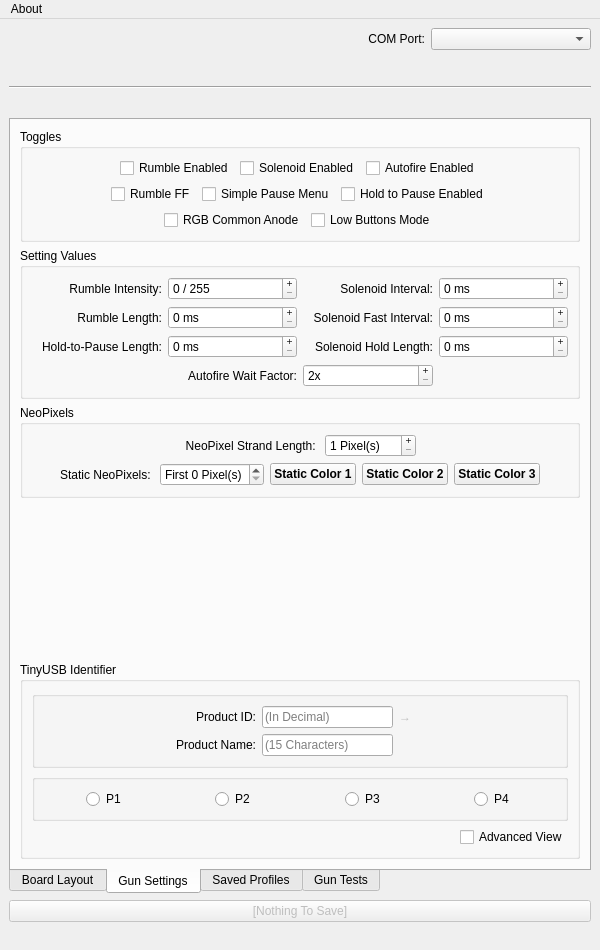
Old version of the form guiwindow.ui in the repository bebu/OpenFIRE-App.
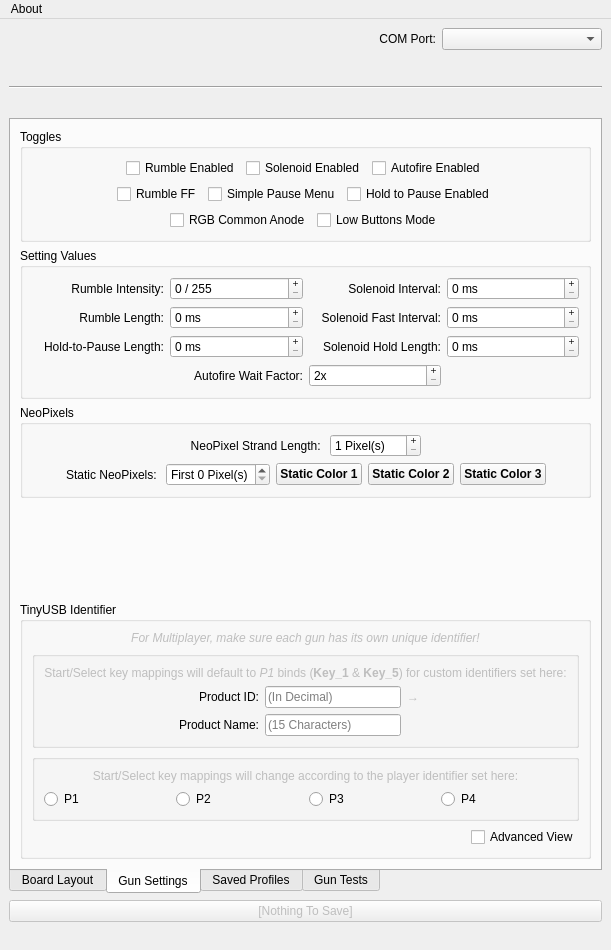
New version of the form. The open tabs and pages were chosen to show the change. Icons and pictures are not drawn.

Commit message:
Main UI form tweaks
- TinyUSB identifier now has a small caption clarifying the need for different guns to have different identifiers for multiplayer. Should hopefully reduce faults from people that don't RTFM
- Both TinyUSB Identifier views now has a small header clarifying how the Start & Select buttons will be mapped relative to the selection/view, which is accurate as of OpenFIREfw v5.0-rc3
- Tweaked the Autofire tooltip added by 97712c6 for grammar

```diff
--- a/guiwindow.ui
+++ b/guiwindow.ui
@@ -830,6 +830,24 @@
            <string>TinyUSB Identifier</string>
           </property>
           <layout class="QVBoxLayout" name="verticalLayout_12">
+           <item>
+            <widget class="QLabel" name="label_6">
+             <property name="enabled">
+              <bool>false</bool>
+             </property>
+             <property name="font">
+              <font>
+               <italic>true</italic>
+              </font>
+             </property>
+             <property name="text">
+              <string>For Multiplayer, make sure each gun has its own unique identifier!</string>
+             </property>
+             <property name="alignment">
+              <set>Qt::AlignmentFlag::AlignCenter</set>
+             </property>
+            </widget>
+           </item>
            <item>
             <widget class="QGroupBox" name="tUSBLayoutAdvanced">
              <property name="font">
@@ -846,7 +864,61 @@
              <property name="flat">
               <bool>true</bool>
              </property>
-             <layout class="QGridLayout" name="gridLayout">
+             <layout class="QVBoxLayout" name="verticalLayout_14">
+              <item>
+               <widget class="QLabel" name="label_15">
+                <property name="enabled">
+                 <bool>false</bool>
+                </property>
+                <property name="text">
+                 <string>&lt;html&gt;&lt;head/&gt;&lt;body&gt;&lt;p&gt;Start/Select key mappings will default to &lt;span style=&quot; font-style:italic;&quot;&gt;P1&lt;/span&gt; binds (&lt;span style=&quot; font-weight:700;&quot;&gt;Key_1&lt;/span&gt; &amp;amp; &lt;span style=&quot; font-weight:700;&quot;&gt;Key_5&lt;/span&gt;) for custom identifiers set here:&lt;/p&gt;&lt;/body&gt;&lt;/html&gt;</string>
+                </property>
+                <property name="alignment">
+                 <set>Qt::AlignmentFlag::AlignCenter</set>
+                </property>
+               </widget>
+              </item>
+              <item>
+               <layout class="QGridLayout" name="gridLayout_2">
+                <item row="0" column="5">
+                 <spacer name="horizontalSpacer_8">
+                  <property name="orientation">
+                   <enum>Qt::Orientation::Horizontal</enum>
+                  </property>
+                  <property name="sizeHint" stdset="0">
+                   <size>
+                    <width>40</width>
+                    <height>20</height>
+                   </size>
+                  </property>
+                 </spacer>
+                </item>
+                <item row="0" column="3">
+                 <widget class="QLabel" name="label_14">
+                  <property name="enabled">
+                   <bool>false</bool>
+                  </property>
+                  <property name="text">
+                   <string>→</string>
+                  </property>
+                  <property name="textFormat">
+                   <enum>Qt::TextFormat::PlainText</enum>
+                  </property>
+                 </widget>
+                </item>
+                <item row="0" column="1">
+                 <widget class="QLabel" name="label_11">
+                  <property name="text">
+                   <string>Product ID:</string>
+                  </property>
+                  <property name="textFormat">
+                   <enum>Qt::TextFormat::PlainText</enum>
+                  </property>
+                  <property name="alignment">
+                   <set>Qt::AlignmentFlag::AlignRight|Qt::AlignmentFlag::AlignTrailing|Qt::AlignmentFlag::AlignVCenter</set>
+                  </property>
+                 </widget>
+                </item>
               <item row="0" column="2">
                <widget class="QLineEdit" name="productIdInput">
                 <property name="toolTip">
@@ -901,19 +973,6 @@
                 </property>
                </widget>
               </item>
-              <item row="0" column="1">
-               <widget class="QLabel" name="label_11">
-                <property name="text">
-                 <string>Product ID:</string>
-                </property>
-                <property name="textFormat">
-                 <enum>Qt::TextFormat::PlainText</enum>
-                </property>
-                <property name="alignment">
-                 <set>Qt::AlignmentFlag::AlignRight|Qt::AlignmentFlag::AlignTrailing|Qt::AlignmentFlag::AlignVCenter</set>
-                </property>
-               </widget>
-              </item>
               <item row="1" column="1">
                <widget class="QLabel" name="label_12">
                 <property name="text">
@@ -927,32 +986,6 @@
                 </property>
                </widget>
               </item>
-              <item row="0" column="5">
-               <spacer name="horizontalSpacer_8">
-                <property name="orientation">
-                 <enum>Qt::Orientation::Horizontal</enum>
-                </property>
-                <property name="sizeHint" stdset="0">
-                 <size>
-                  <width>40</width>
-                  <height>20</height>
-                 </size>
-                </property>
-               </spacer>
-              </item>
-              <item row="0" column="3">
-               <widget class="QLabel" name="label_14">
-                <property name="enabled">
-                 <bool>false</bool>
-                </property>
-                <property name="text">
-                 <string>→</string>
-                </property>
-                <property name="textFormat">
-                 <enum>Qt::TextFormat::PlainText</enum>
-                </property>
-               </widget>
-              </item>
               <item row="0" column="0">
                <spacer name="horizontalSpacer_9">
                 <property name="orientation">
@@ -967,6 +1000,8 @@
                </spacer>
               </item>
              </layout>
+              </item>
+             </layout>
             </widget>
            </item>
            <item>
@@ -985,34 +1020,51 @@
              <property name="flat">
               <bool>true</bool>
              </property>
+             <layout class="QVBoxLayout" name="verticalLayout_13">
+              <item>
+               <widget class="QLabel" name="label_13">
+                <property name="enabled">
+                 <bool>false</bool>
+                </property>
+                <property name="text">
+                 <string>Start/Select key mappings will change according to the player identifier set here:</string>
+                </property>
+                <property name="alignment">
+                 <set>Qt::AlignmentFlag::AlignCenter</set>
+                </property>
+               </widget>
+              </item>
+              <item>
              <layout class="QHBoxLayout" name="horizontalLayout_8">
-              <item alignment="Qt::AlignmentFlag::AlignHCenter">
+                <item>
                <widget class="QRadioButton" name="tUSB_p1">
                 <property name="text">
                  <string>P1</string>
                 </property>
                </widget>
               </item>
-              <item alignment="Qt::AlignmentFlag::AlignHCenter">
+                <item>
                <widget class="QRadioButton" name="tUSB_p2">
                 <property name="text">
                  <string>P2</string>
                 </property>
                </widget>
               </item>
-              <item alignment="Qt::AlignmentFlag::AlignHCenter">
+                <item>
                <widget class="QRadioButton" name="tUSB_p3">
                 <property name="text">
                  <string>P3</string>
                 </property>
                </widget>
               </item>
-              <item alignment="Qt::AlignmentFlag::AlignHCenter">
+                <item>
                <widget class="QRadioButton" name="tUSB_p4">
                 <property name="text">
                  <string>P4</string>
                 </property>
                </widget>
+                </item>
+               </layout>
               </item>
              </layout>
             </widget>
```
Left out of the diff: 2 changed lines with no effect on the pictures. Lines whose indentation alone changed are shown as unchanged.
